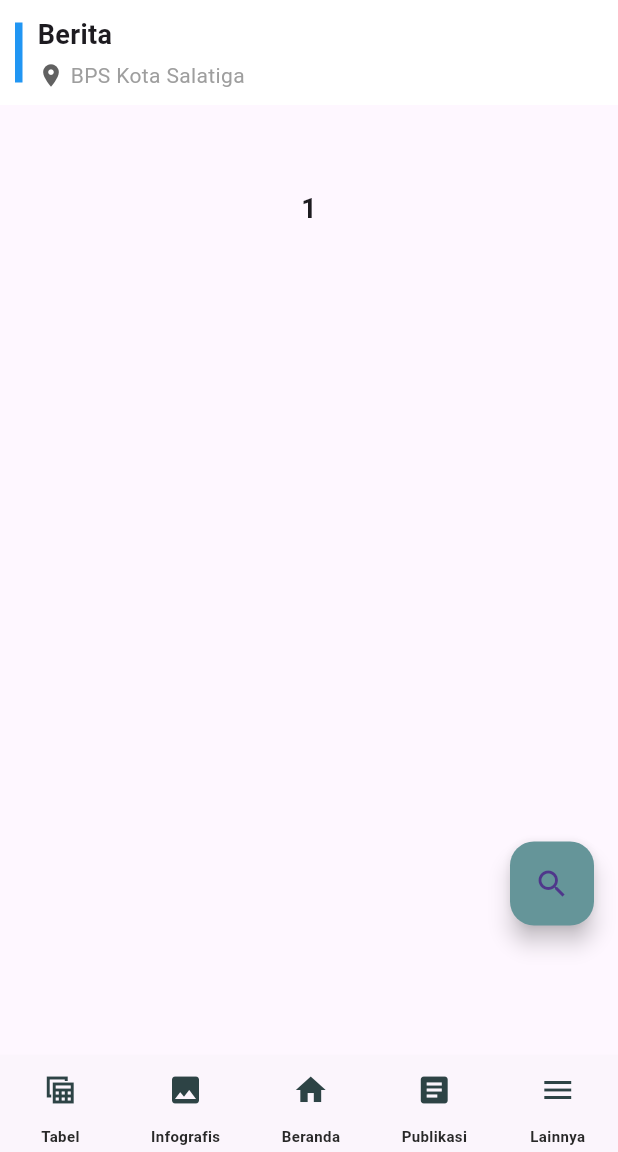
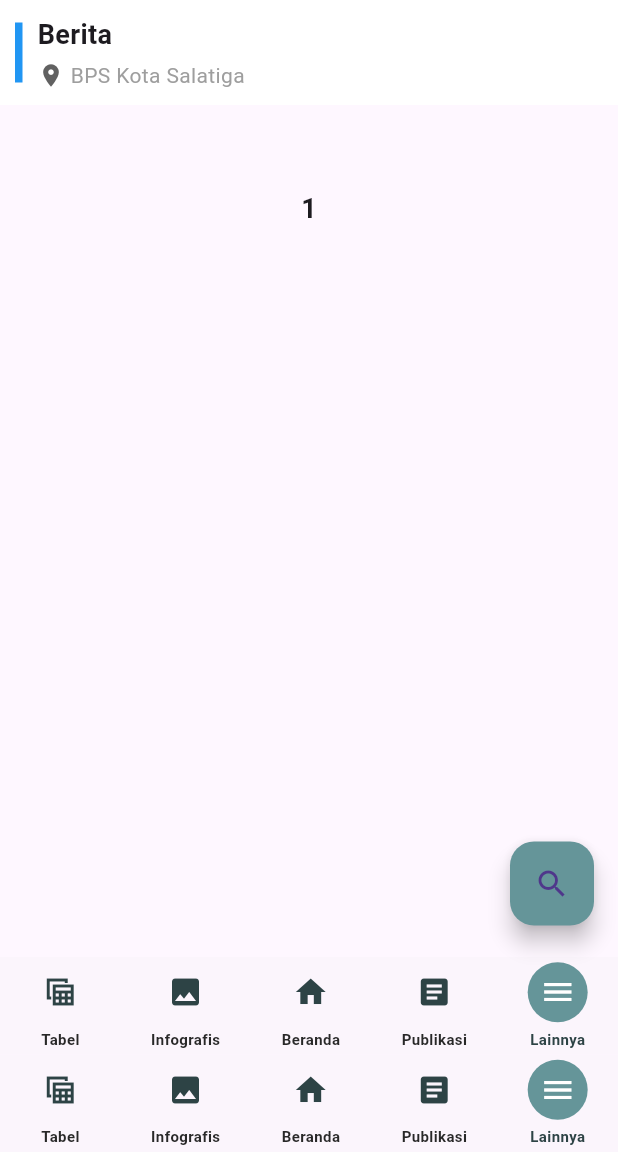
Before and after one commit to AmmaarSiraj/SITIGA, a Flutter app: the screen it shows after launch, scrolled down 51 dp, after a tap on "Lihat Semua", on a phone screen of 412 x 824 dp, the part 84-1236 px from its top. Run offline on Flutter 3.47's test engine with Material 3 defaults, Android fonts, the phone set to English and light mode, and no system bars; our stand-ins replace carousel_slider, flutter_html, flutter_svg, font_awesome_flutter, gallery_saver, google_fonts and 3 more; network calls fail; project files that could hold a hidden picture were left out.

Commit message:
update bottom navbar lainnya & konfigurasi ke berita page (blm fix)

```diff
--- a/lib/components/bottom_navigation_bar.dart
+++ b/lib/components/bottom_navigation_bar.dart
@@ -77,9 +77,9 @@ class CustomBottomNavigationBar extends StatelessWidget {
   }
 
   Widget _buildMoreNavItem(BuildContext context) {
+    final bool isActive = currentIndex == 4; // Set index 4 untuk "Lainnya"
     return GestureDetector(
       onTap: () {
-        // Pass the currentIndex to the MoreMenu
         showModalBottomSheet(
           context: context,
           isScrollControlled: true,
@@ -99,23 +99,29 @@ class CustomBottomNavigationBar extends StatelessWidget {
           Container(
             width: 40,
             height: 40,
-            decoration: const BoxDecoration(
-              color: Colors.transparent,
+            decoration: BoxDecoration(
+              color: isActive
+                  ? const Color.fromARGB(255, 101, 149, 153)
+                  : Colors.transparent,
               shape: BoxShape.circle,
             ),
-            child: const Icon(
-              Icons.menu, // hamburger icon
+            child: Icon(
+              Icons.menu,
               size: 24,
-              color: Color.fromARGB(255, 45, 67, 69),
+              color: isActive
+                  ? Colors.white
+                  : const Color.fromARGB(255, 45, 67, 69),
             ),
           ),
           const SizedBox(height: 4),
-          const Text(
+          Text(
             "Lainnya",
             style: TextStyle(
               fontWeight: FontWeight.bold,
               fontSize: 10,
-              color: Color.fromARGB(255, 40, 40, 40),
+              color: isActive
+                  ? const Color.fromARGB(255, 45, 67, 69)
+                  : const Color.fromARGB(255, 40, 40, 40),
             ),
           ),
         ],
@@ -188,9 +194,7 @@ class _MoreMenuState extends State<MoreMenu> {
                   const Spacer(),
                   IconButton(
                     icon: const Icon(Icons.close),
-                    onPressed: () {
-                      Navigator.pop(context);
-                    },
+                    onPressed: () => Navigator.pop(context),
                   ),
                 ],
               ),
@@ -199,7 +203,7 @@ class _MoreMenuState extends State<MoreMenu> {
                 const Icon(Icons.newspaper, color: Colors.white, size: 20),
                 "Berita",
                 () {
-                  widget.onTap(3); // Set the index to 3 for "Berita"
+                  widget.onTap(4); // Set index 4 untuk aktifkan tombol "Lainnya"
                   Navigator.pop(context);
                   Navigator.push(
                     context,
@@ -223,8 +227,8 @@ class _MoreMenuState extends State<MoreMenu> {
                     shape: BoxShape.circle,
                   ),
                   child: const Center(
-                    child:
-                        Icon(Icons.info_outline, color: Colors.white, size: 20),
+                    child: Icon(Icons.info_outline,
+                        color: Colors.white, size: 20),
                   ),
                 ),
                 title: Row(
@@ -257,7 +261,7 @@ class _MoreMenuState extends State<MoreMenu> {
                       ),
                     );
                   },
-                  margin: const EdgeInsets.only(left: 32), // Menjorok ke dalam
+                  margin: const EdgeInsets.only(left: 32),
                 ),
                 _buildMenuItem(
                   const Icon(Icons.person, color: Colors.white, size: 20),
@@ -271,7 +275,7 @@ class _MoreMenuState extends State<MoreMenu> {
                       ),
                     );
                   },
-                  margin: const EdgeInsets.only(left: 32), // Menjorok ke dalam
+                  margin: const EdgeInsets.only(left: 32),
                 ),
               ],
               const Divider(),
--- a/lib/news/news_list_screen.dart
+++ b/lib/news/news_list_screen.dart
@@ -4,6 +4,9 @@ import '../components/appbar.dart';
 import './news_service.dart';
 import 'news_header.dart';
 import '../components/next_page.dart';
+import '../components/bottom_navigation_bar.dart'; // <-- Tambahkan ini
+import '../MenuNav/profil_bps.dart'; // Jika ingin navigasi ke halaman lain
+import '../MenuNav/profil_developer.dart'; // Jika perlu
 
 class NewsListScreen extends StatefulWidget {
   @override
@@ -17,8 +20,9 @@ class _NewsListScreenState extends State<NewsListScreen> {
   int currentPage = 1;
   int totalPages = 1;
   final int itemsPerPage = 10;
+  final ScrollController _scrollController = ScrollController();
 
-  final ScrollController _scrollController = ScrollController();
+  int _selectedIndex = 4; // Index 4 untuk "Lainnya"
 
   @override
   void initState() {
@@ -39,7 +43,7 @@ class _NewsListScreenState extends State<NewsListScreen> {
       final fetchedList = await NewsService.fetchNews(page);
       cachedNews[page] = fetchedList;
 
-      final totalCount = 190; // ideally from API
+      final totalCount = 190;
       setState(() {
         newsList = fetchedList;
         totalPages = (totalCount / itemsPerPage).ceil();
@@ -57,6 +61,32 @@ class _NewsListScreenState extends State<NewsListScreen> {
       isLoading = true;
     });
     fetchNews(page);
+  }
+
+  void _onNavBarTapped(int index) {
+    if (index == 4) {
+      // index 4 adalah "Lainnya", tidak navigasi langsung
+      setState(() {
+        _selectedIndex = index;
+      });
+    } else {
+      // Lakukan navigasi ke halaman lain sesuai index
+      // Gantilah sesuai kebutuhan aplikasi kamu
+      switch (index) {
+        case 0:
+          Navigator.pushNamed(context, '/home');
+          break;
+        case 1:
+          Navigator.pushNamed(context, '/infografis');
+          break;
+        case 2:
+          Navigator.pushNamed(context, '/tabel');
+          break;
+        case 3:
+          Navigator.pushNamed(context, '/publikasi');
+          break;
+      }
+    }
   }
 
   @override
@@ -138,22 +168,20 @@ class _NewsListScreenState extends State<NewsListScreen> {
                                       padding: const EdgeInsets.symmetric(
                                           horizontal: 8.0),
                                       child: Text(
-                                        item['rl_date']?.toString() ??
-                                            "Unknown Date",
+                                        item['rl_date']?.toString() ?? "Unknown Date",
                                         style: TextStyle(
-                                            fontSize: 12,
-                                            color: Colors.grey[600]),
+                                          fontSize: 12,
+                                          color: Colors.grey[600],
+                                        ),
                                       ),
                                     ),
                                     const SizedBox(height: 4),
                                     Padding(
                                       padding: const EdgeInsets.all(8.0),
                                       child: Text(
-                                        item['title']?.toString() ??
-                                            "No Title",
+                                        item['title']?.toString() ?? "No Title",
                                         maxLines: 2,
-                                        overflow:
-                                            TextOverflow.ellipsis,
+                                        overflow: TextOverflow.ellipsis,
                                         style: const TextStyle(
                                           fontWeight: FontWeight.bold,
                                           fontSize: 14,
@@ -180,6 +208,10 @@ class _NewsListScreenState extends State<NewsListScreen> {
                 ),
               ],
             ),
+      bottomNavigationBar: CustomBottomNavigationBar(
+        currentIndex: _selectedIndex,
+        onTap: _onNavBarTapped,
+      ),
     );
   }
 }
```
